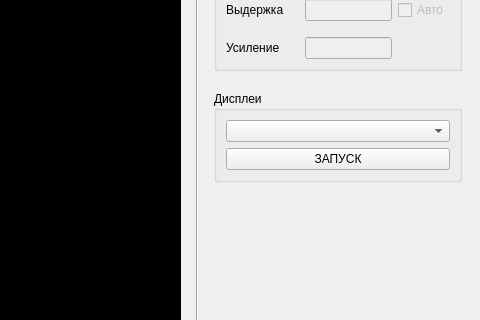
Qt form view/mainwindow.ui (Superdudl/DigitalVision) before a commit; both pictures show x 616 to 1096 and y 207 to 527 of the 1096 by 629 pixel window.
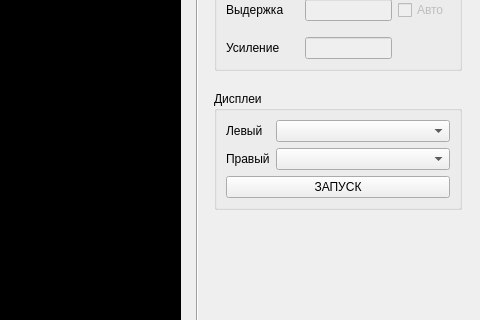
The same form after that commit.

The edit to the form file:
```diff
--- a/view/mainwindow.ui
+++ b/view/mainwindow.ui
@@ -287,11 +287,11 @@
          <property name="title">
           <string>Дисплеи</string>
          </property>
-         <layout class="QVBoxLayout" name="verticalLayout_3">
-          <item>
-           <widget class="QComboBox" name="DisplayCombo"/>
-          </item>
-          <item>
+         <layout class="QGridLayout" name="gridLayout_3" columnstretch="0,0">
+          <property name="sizeConstraint">
+           <enum>QLayout::SizeConstraint::SetDefaultConstraint</enum>
+          </property>
+          <item row="2" column="0" colspan="2">
            <widget class="QPushButton" name="start_button">
             <property name="styleSheet">
              <string notr="true"/>
@@ -301,6 +301,38 @@
             </property>
            </widget>
           </item>
+          <item row="1" column="1">
+           <widget class="QComboBox" name="DisplayRight"/>
+          </item>
+          <item row="0" column="1">
+           <widget class="QComboBox" name="DisplayLeft"/>
+          </item>
+          <item row="0" column="0">
+           <widget class="QLabel" name="label">
+            <property name="sizePolicy">
+             <sizepolicy hsizetype="Fixed" vsizetype="Preferred">
+              <horstretch>0</horstretch>
+              <verstretch>0</verstretch>
+             </sizepolicy>
+            </property>
+            <property name="text">
+             <string>Левый</string>
+            </property>
+           </widget>
+          </item>
+          <item row="1" column="0">
+           <widget class="QLabel" name="label_2">
+            <property name="sizePolicy">
+             <sizepolicy hsizetype="Fixed" vsizetype="Preferred">
+              <horstretch>0</horstretch>
+              <verstretch>0</verstretch>
+             </sizepolicy>
+            </property>
+            <property name="text">
+             <string>Правый</string>
+            </property>
+           </widget>
+          </item>
          </layout>
         </widget>
        </item>
```
Left out of the diff: 34 changed lines with no effect on the pictures.
